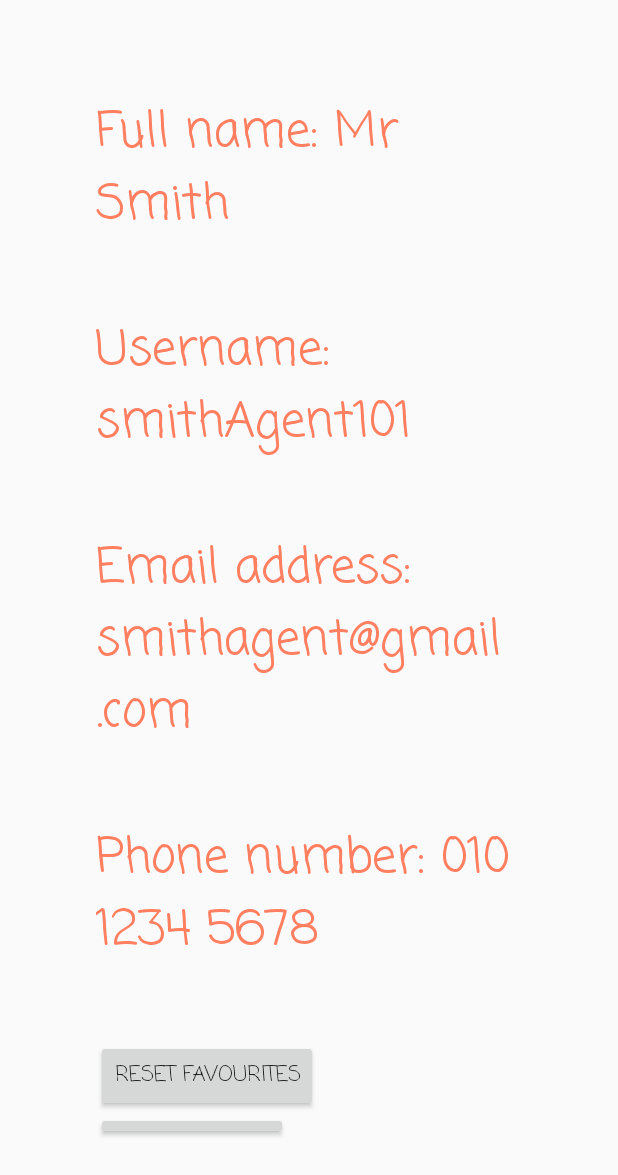
After one commit to 220284hk/WaTaCook, an Android app: the UserInfo screen opened directly, with no data from a screen before it, on a phone screen of 412 x 824 dp. The commit adds this screen. Shown: the top 1175 px of the screen. Run offline under Robolectric (Android 15) with nearby library versions, the phone set to English and light mode, and no system bars.

Commit message:
Add reset likes and dislikes functionality

```diff
--- /dev/null
+++ b/app/src/main/java/com/example/leftoverrecipe/mainMenuActivities/UserInfo.java
@@ -0,0 +1,81 @@
+package com.example.leftoverrecipe.mainMenuActivities;
+
+import androidx.appcompat.app.AlertDialog;
+import androidx.appcompat.app.AppCompatActivity;
+
+import android.app.Dialog;
+import android.content.DialogInterface;
+import android.os.Bundle;
+import android.view.View;
+import android.widget.Button;
+import android.widget.Toast;
+
+import com.example.leftoverrecipe.R;
+import com.example.leftoverrecipe.auxiliaryClasses.User;
+import com.google.android.material.datepicker.MaterialPickerOnPositiveButtonClickListener;
+
+import static android.content.DialogInterface.BUTTON_NEGATIVE;
+import static android.content.DialogInterface.BUTTON_NEUTRAL;
+import static android.content.DialogInterface.BUTTON_POSITIVE;
+
+public class UserInfo extends AppCompatActivity implements View.OnClickListener, AlertDialog.OnClickListener {
+    private static int FLAG;
+    private Button dislikesButton, favouritesButton;
+    private AlertDialog.Builder alertDialogBuilder;
+    private AlertDialog dialog;
+
+    @Override
+    protected void onCreate(Bundle savedInstanceState) {
+        super.onCreate(savedInstanceState);
+        setContentView(R.layout.activity_user_info);
+        initialiseViews();
+        attachListeners();
+    }
+
+    private void attachListeners() {
+        favouritesButton.setOnClickListener(this);
+        dislikesButton.setOnClickListener(this);
+    }
+
+    private void initialiseViews() {
+        favouritesButton = findViewById(R.id.reset_favourites_button);
+        dislikesButton = findViewById(R.id.reset_dislikes_button);
+        alertDialogBuilder = new AlertDialog.Builder(this);
+    }
+
+    @Override
+    public void onClick(View view) {
+        if (view.getTag().equals(getResources().getString(R.string.reset_favourites))) {
+            alertDialogBuilder.setTitle("Reset Likes");
+            alertDialogBuilder.setMessage("Are you sure you wish to reset favourited recipes? This process is irreversible");
+            FLAG = 1;
+        } else {
+            alertDialogBuilder.setTitle("Reset dislikes");
+            alertDialogBuilder.setMessage("Are you sure you wish to reset disliked recipes? This process is irreversible");
+            FLAG = 0;
+        }
+        alertDialogBuilder.setPositiveButton("I am sure dood!", this);
+        alertDialogBuilder.setNegativeButton("I'll think about it!", this);
+        dialog = alertDialogBuilder.create();
+        dialog.show();
+    }
+
+    @Override
+    public void onClick(DialogInterface dialogInterface, int i) {
+        switch (i) {
+            case BUTTON_NEGATIVE:
+                dialogInterface.dismiss();
+                break;
+            case BUTTON_POSITIVE:
+                if (FLAG == 1) {
+                    Toast.makeText(getApplicationContext(), "Likes has been reset. Adios", Toast.LENGTH_SHORT).show();
+                    User.getLikesMap().clear();
+                } else {
+                    Toast.makeText(getApplicationContext(), "Dislikes has been reset. tschüß!", Toast.LENGTH_SHORT).show();
+                    User.getDislikesMap().clear();
+                }
+                User.getInstance().updateDBPreferences();
+                break;
+        }
+    }
+}
--- a/app/src/main/res/anim/drawable/background_border_3.xml
+++ /dev/null
@@ -1,5 +0,0 @@
-<?xml version="1.0" encoding="utf-8"?>
-<shape android:shape="rectangle" xmlns:android="http://schemas.android.com/apk/res/android">
-    <stroke android:width="5dp" android:color="@color/colorPrimaryMain"/>
-    <corners android:radius="5dp"/>
-</shape>
--- /dev/null
+++ b/app/src/main/res/layout/activity_user_info.xml
@@ -0,0 +1,47 @@
+<?xml version="1.0" encoding="utf-8"?>
+<LinearLayout xmlns:android="http://schemas.android.com/apk/res/android"
+    xmlns:app="http://schemas.android.com/apk/res-auto"
+    xmlns:tools="http://schemas.android.com/tools"
+    android:layout_width="match_parent"
+    android:layout_height="match_parent"
+    android:padding="@dimen/padding_large"
+    android:orientation="vertical"
+    tools:context=".mainMenuActivities.UserInfo">
+
+    <TextView
+        android:id="@+id/full_name_textView"
+        android:text="@string/full_name_template"
+        style="@style/AppTheme.LargeText">
+    </TextView>
+
+    <TextView
+        android:id="@+id/user_name_textView"
+        android:text="@string/user_name_template"
+        style="@style/AppTheme.LargeText">
+    </TextView>
+
+    <TextView
+        android:id="@+id/email_address_textView"
+        style="@style/AppTheme.LargeText"
+        android:text="@string/email_address_template"></TextView>
+
+    <TextView
+        android:id="@+id/phone_number_textView"
+        android:text="@string/phone_number_template"
+        style="@style/AppTheme.LargeText">
+    </TextView>
+
+    <Button
+        android:tag="@string/reset_favourites"
+        android:id="@+id/reset_favourites_button"
+        android:layout_width="wrap_content"
+        android:layout_height="wrap_content"
+        android:text="@string/reset_favourites"/>
+
+    <Button
+        android:tag="@string/reset_dislikes"
+        android:id="@+id/reset_dislikes_button"
+        android:layout_width="wrap_content"
+        android:layout_height="wrap_content"
+        android:text="@string/reset_dislikes"/>
+</LinearLayout>
--- a/app/src/main/res/layout/card_view.xml
+++ b/app/src/main/res/layout/card_view.xml
@@ -6,12 +6,11 @@
     android:id="@+id/cardView"
     android:layout_width="match_parent"
     android:layout_height="wrap_content"
-    app:cardCornerRadius="@dimen/margin_x_small"
+    app:cardCornerRadius="@dimen/margin_xx_small"
     android:layout_margin="8dp">
 
     <androidx.constraintlayout.widget.ConstraintLayout
         android:padding="@dimen/margin_xx_small"
-
         android:background="@drawable/background_border_2"
         android:layout_width="match_parent"
         android:layout_height="match_parent">
--- a/app/src/main/res/layout/search_fragment.xml
+++ b/app/src/main/res/layout/search_fragment.xml
@@ -10,7 +10,7 @@
         android:layout_width="match_parent"
         android:layout_height="match_parent"
         android:orientation="vertical"
-        android:padding="@dimen/margin_medium"
+        android:padding="@dimen/padding_default"
         tools:context=".fragments.SearchFragment">
 
         <TextView
--- a/app/src/main/res/values/dimens.xml
+++ b/app/src/main/res/values/dimens.xml
@@ -1,5 +1,8 @@
 <?xml version="1.0" encoding="utf-8"?>
 <resources>
+    <dimen name="padding_default">32dp</dimen>
+    <dimen name="padding_large">64dp</dimen>
+
     <!--    Margin-->
     <dimen name="margin_large">72dp</dimen>
     <dimen name="margin_medium">48dp</dimen>
--- a/app/src/main/res/values/strings.xml
+++ b/app/src/main/res/values/strings.xml
@@ -79,7 +79,19 @@
     <string name="next">Next</string>
     <string name="previous">Previous</string>
 
-    <string name="hello_first_fragment">Hello first fragment</string>
-    <string name="hello_second_fragment">Hello second fragment. Arg: %1$s</string>
+    <!--    Toolbar menu-->
+    <string name="user_info">User info</string>
+    <string name="reset_favourites">Reset favourites</string>
+    <string name="reset_dislikes">Reset dislikes</string>
+    <string name="about">About</string>
+    <string name="check_for_updates">Check for updates</string>
+    <string name="show_dislikes">Show dislikes</string>
+
+    <!--    menu template strings-->
+    <string name="full_name_template">Full name: Mr Smith</string>
+    <string name="user_name_template">Username: smithAgent101</string>
+    <string name="email_address_template">Email address: smithagent@gmail.com</string>
+    <string name="phone_number_template">Phone number: 010 1234 5678</string>
+    <string name="reset_settings">reset_settings</string>
 
 </resources>
--- a/app/src/main/res/values/styles.xml
+++ b/app/src/main/res/values/styles.xml
@@ -3,6 +3,14 @@
     <style name="AppTheme" parent="Theme.MaterialComponents.Light.NoActionBar.Bridge">
         <item name="colorPrimary">@color/colorPrimaryMain</item>
         <item name="fontFamily">casual</item>
+    </style>
+
+    <style name="AppTheme.LargeText">
+        <item name="android:textSize">@dimen/text_large</item>
+        <item name="android:layout_marginBottom">@dimen/margin_medium</item>
+        <item name="android:textColor">@color/colorPrimaryMain</item>
+        <item name="android:layout_width">match_parent</item>
+        <item name="android:layout_height">wrap_content</item>
     </style>
 
     <style name="AppTheme.Lobster" >
@@ -33,8 +41,6 @@
     <style name="AppTheme.SearchFragments.IngredientImage">
         <item name="android:textSize">@dimen/text_medium</item>
         <item name="android:layout_margin">@dimen/margin_large</item>
-        <!--        <item name="android:layout_margin">5dp</item>-->
-
     </style>
 
     <style name="AppTheme.NoActionBar">
@@ -42,8 +48,11 @@
         <item name="windowNoTitle">true</item>
     </style>
 
-    <style name="AppTheme.AppBarOverlay" parent="ThemeOverlay.AppCompat.Dark.ActionBar" />
-
-    <style name="AppTheme.PopupOverlay" parent="ThemeOverlay.AppCompat.Light" />
+    <style name="AppTheme.AppBarOverlay" parent="ThemeOverlay.AppCompat.Dark.ActionBar">
+        <item name="android:textColorPrimary">@color/white</item>
+        <item name="android:textColorSecondary">@color/black</item>
+        <item name="android:background">@color/colorPrimaryMain</item>
+<!--        <item name="android:colorBackground">@color/white</item>-->
+    </style>
 
 </resources>
```
Also changed, not shown: app/src/main/AndroidManifest.xml (+15 -15 lines), app/src/main/java/com/example/leftoverrecipe/MainActivity.java (+32 -0 lines), app/src/main/java/com/example/leftoverrecipe/auxiliaryClasses/User.java (+9 -1 lines), app/src/main/java/com/example/leftoverrecipe/fragments/FavouriteFragment.java (+21 -5 lines), app/src/main/res/menu/menu_main.xml (+26 -2 lines), app/src/main/res/mipmap-xxhdpi/ingredient/drawable/restore_icon.xml (added, +10 -0 lines).
